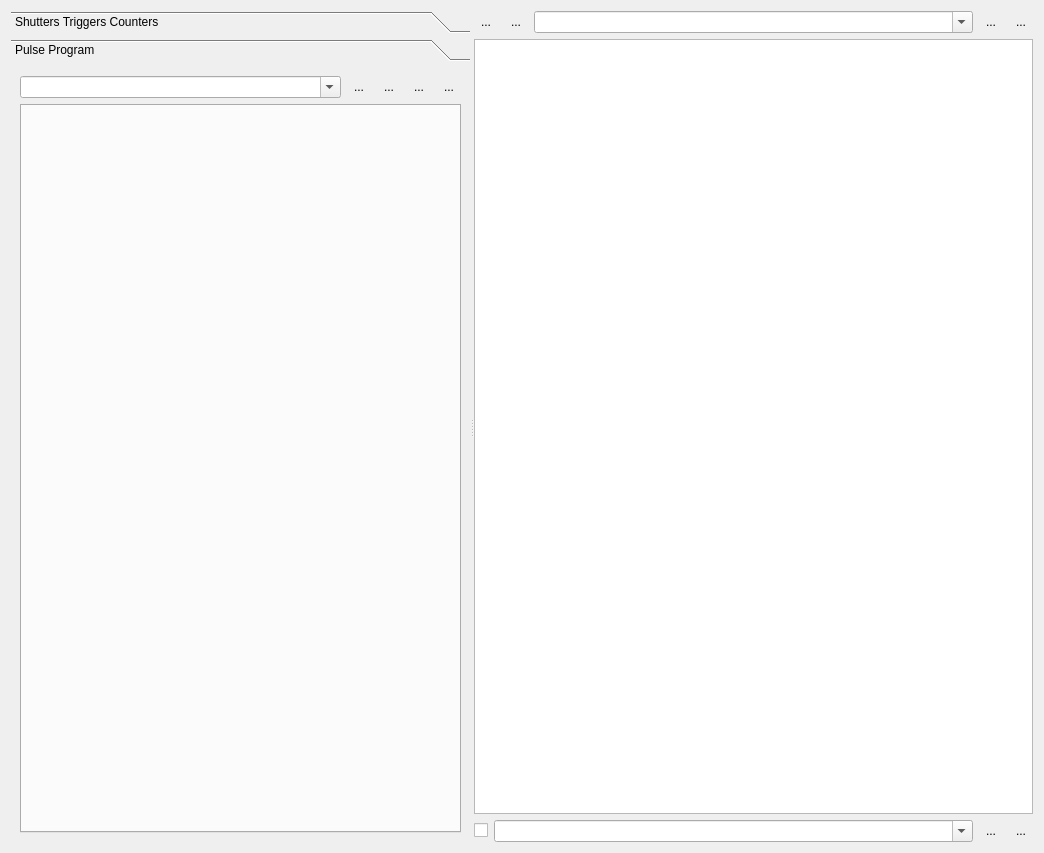
MonroeQuantumNetworks/IonControl, file ui/PulseProgram.ui: the form before one commit.
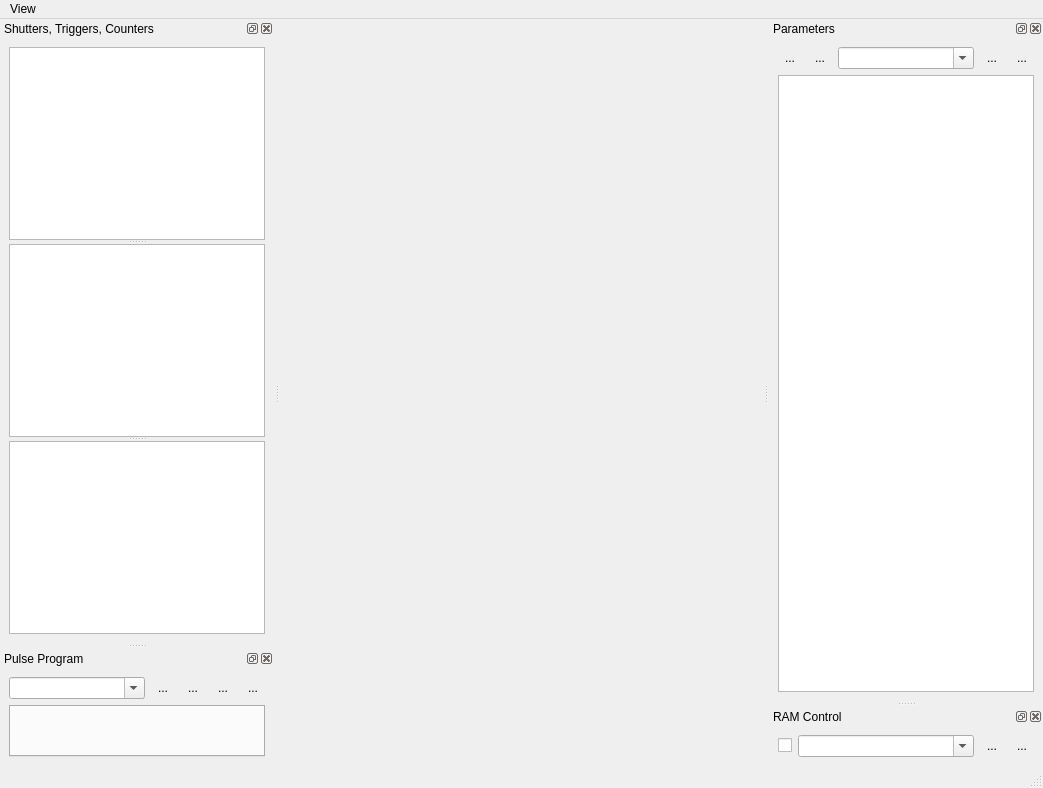
The form after the commit. The open tabs and pages were chosen to show the change. Icons and pictures are not drawn.

Commit message: Pulse program window now uses dock widgets

```diff
--- a/ui/PulseProgram.ui
+++ b/ui/PulseProgram.ui
@@ -1,13 +1,13 @@
 <?xml version="1.0" encoding="UTF-8"?>
 <ui version="4.0">
- <class>PulseProgrammerDialog</class>
- <widget class="QDialog" name="PulseProgrammerDialog">
+ <class>MainWindow</class>
+ <widget class="QMainWindow" name="MainWindow">
   <property name="geometry">
    <rect>
     <x>0</x>
     <y>0</y>
-    <width>1044</width>
-    <height>853</height>
+    <width>1043</width>
+    <height>788</height>
    </rect>
   </property>
   <property name="windowTitle">
@@ -17,31 +17,41 @@
    <iconset resource="Experiment.qrc">
     <normaloff>:/petersIcons/icons/pulser1.png</normaloff>:/petersIcons/icons/pulser1.png</iconset>
   </property>
-  <layout class="QHBoxLayout" name="horizontalLayout_3">
-   <item>
-    <widget class="QSplitter" name="splitterHorizontal">
-     <property name="orientation">
-      <enum>Qt::Horizontal</enum>
-     </property>
-     <widget class="QToolBox" name="toolBox">
-      <property name="currentIndex">
-       <number>0</number>
-      </property>
-      <widget class="QWidget" name="page_1">
+  <widget class="QWidget" name="centralwidget"/>
+  <widget class="QMenuBar" name="menubar">
        <property name="geometry">
         <rect>
          <x>0</x>
          <y>0</y>
-         <width>526</width>
-         <height>781</height>
-        </rect>
-       </property>
-       <attribute name="label">
-        <string>Shutters Triggers Counters</string>
-       </attribute>
-       <layout class="QGridLayout" name="gridLayout_2">
-        <item row="0" column="0">
-         <widget class="QSplitter" name="splitterVertical">
+     <width>1043</width>
+     <height>21</height>
+    </rect>
+   </property>
+   <widget class="QMenu" name="menuView">
+    <property name="title">
+     <string>View</string>
+    </property>
+   </widget>
+   <addaction name="menuView"/>
+  </widget>
+  <widget class="QStatusBar" name="statusbar"/>
+  <widget class="QDockWidget" name="binariesDock">
+   <property name="windowTitle">
+    <string>Shutters, Triggers, Counters</string>
+   </property>
+   <attribute name="dockWidgetArea">
+    <number>1</number>
+   </attribute>
+   <widget class="QWidget" name="binariesDockContents">
+    <property name="minimumSize">
+     <size>
+      <width>89</width>
+      <height>263</height>
+     </size>
+    </property>
+    <layout class="QVBoxLayout" name="verticalLayout_2">
+     <item>
+      <widget class="QSplitter" name="splitter">
           <property name="orientation">
            <enum>Qt::Vertical</enum>
           </property>
@@ -52,21 +62,16 @@
         </item>
        </layout>
       </widget>
-      <widget class="QWidget" name="page_2">
-       <property name="geometry">
-        <rect>
-         <x>0</x>
-         <y>0</y>
-         <width>207</width>
-         <height>100</height>
-        </rect>
-       </property>
-       <attribute name="label">
+  </widget>
+  <widget class="QDockWidget" name="pulseProgramDock">
+   <property name="windowTitle">
         <string>Pulse Program</string>
-       </attribute>
-       <layout class="QGridLayout" name="gridLayout">
-        <item row="0" column="0">
-         <layout class="QVBoxLayout" name="verticalLayout">
+   </property>
+   <attribute name="dockWidgetArea">
+    <number>1</number>
+   </attribute>
+   <widget class="QWidget" name="pulseProgramDockContents">
+    <layout class="QVBoxLayout" name="verticalLayout_5">
           <item>
            <layout class="QHBoxLayout" name="horizontalLayout_2">
             <item>
@@ -163,12 +168,23 @@
            </widget>
           </item>
          </layout>
-        </item>
-       </layout>
-      </widget>
-     </widget>
-     <widget class="QWidget" name="layoutWidget">
-      <layout class="QVBoxLayout" name="verticalLayout_2">
+   </widget>
+  </widget>
+  <widget class="QDockWidget" name="parametersDock">
+   <property name="windowTitle">
+    <string>Parameters</string>
+   </property>
+   <attribute name="dockWidgetArea">
+    <number>2</number>
+   </attribute>
+   <widget class="QWidget" name="parametersDockContents">
+    <property name="minimumSize">
+     <size>
+      <width>80</width>
+      <height>232</height>
+     </size>
+    </property>
+    <layout class="QVBoxLayout" name="verticalLayout_7">
        <item>
         <layout class="QHBoxLayout" name="horizontalLayout">
          <item>
@@ -242,8 +258,27 @@
        <item>
         <widget class="QTableView" name="variableView"/>
        </item>
-       <item>
-        <layout class="QHBoxLayout" name="horizontalLayout_4">
+    </layout>
+   </widget>
+  </widget>
+  <widget class="QDockWidget" name="ramDock">
+   <property name="features">
+    <set>QDockWidget::AllDockWidgetFeatures</set>
+   </property>
+   <property name="windowTitle">
+    <string>RAM Control</string>
+   </property>
+   <attribute name="dockWidgetArea">
+    <number>2</number>
+   </attribute>
+   <widget class="QWidget" name="ramDockContents">
+    <property name="sizePolicy">
+     <sizepolicy hsizetype="Preferred" vsizetype="Fixed">
+      <horstretch>0</horstretch>
+      <verstretch>0</verstretch>
+     </sizepolicy>
+    </property>
+    <layout class="QHBoxLayout" name="horizontalLayout_3">
          <item>
           <widget class="QCheckBox" name="writeRamCheckbox">
            <property name="toolTip">
@@ -270,23 +305,6 @@
            </property>
           </widget>
          </item>
-         <item>
-          <widget class="QToolButton" name="removeCurrentRamFile">
-           <property name="toolTip">
-            <string>remove Current entry from Combo Box</string>
-           </property>
-           <property name="text">
-            <string>...</string>
-           </property>
-           <property name="icon">
-            <iconset resource="Experiment.qrc">
-             <normaloff>:/openicon/icons/edit-clear-locationbar-rtl.png</normaloff>:/openicon/icons/edit-clear-locationbar-rtl.png</iconset>
-           </property>
-           <property name="autoRaise">
-            <bool>true</bool>
-           </property>
-          </widget>
-         </item>
          <item>
           <widget class="QToolButton" name="loadButtonRam">
            <property name="toolTip">
@@ -304,13 +322,26 @@
            </property>
           </widget>
          </item>
-        </layout>
+     <item>
+      <widget class="QToolButton" name="removeCurrentRamFile">
+       <property name="toolTip">
+        <string>remove Current entry from Combo Box</string>
+       </property>
+       <property name="text">
+        <string>...</string>
+       </property>
+       <property name="icon">
+        <iconset resource="Experiment.qrc">
+         <normaloff>:/openicon/icons/edit-clear-locationbar-rtl.png</normaloff>:/openicon/icons/edit-clear-locationbar-rtl.png</iconset>
+       </property>
+       <property name="autoRaise">
+        <bool>true</bool>
+       </property>
+      </widget>
        </item>
       </layout>
      </widget>
     </widget>
-   </item>
-  </layout>
   <action name="actionOpen">
    <property name="icon">
     <iconset resource="Experiment.qrc">
```
Left out of the diff: 17 changed lines with no effect on the pictures. Lines whose indentation alone changed are shown as unchanged. The commit also changes 2 other files.
